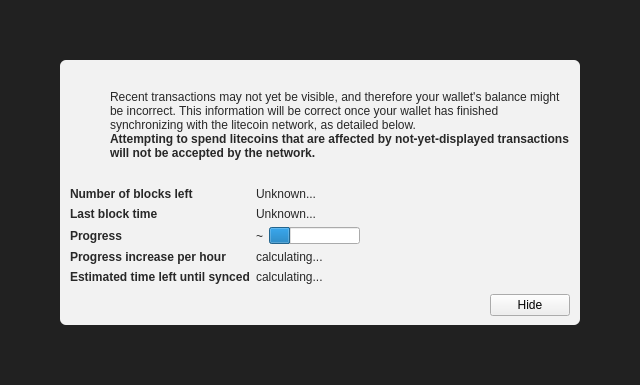
humanwhoexplores/tushcoin, file src/qt/forms/modaloverlay.ui: the form before one commit.
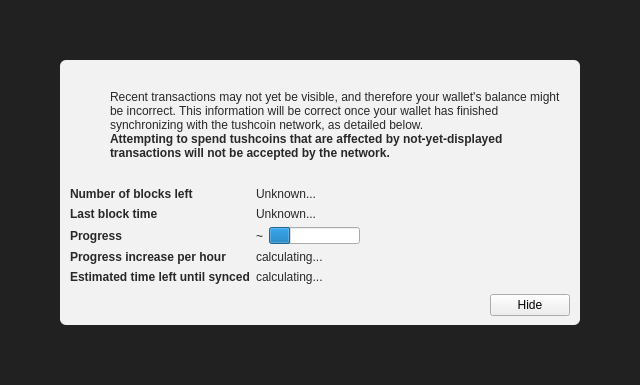
The form after the commit. Icons and pictures are not drawn. Custom widgets are drawn as their Qt base class.

What changed in the file:
```diff
--- a/src/qt/forms/modaloverlay.ui
+++ b/src/qt/forms/modaloverlay.ui
@@ -130,7 +130,7 @@
              <item>
               <widget class="QLabel" name="infoText">
                <property name="text">
-                <string>Recent transactions may not yet be visible, and therefore your wallet's balance might be incorrect. This information will be correct once your wallet has finished synchronizing with the litecoin network, as detailed below.</string>
+                <string>Recent transactions may not yet be visible, and therefore your wallet's balance might be incorrect. This information will be correct once your wallet has finished synchronizing with the tushcoin network, as detailed below.</string>
                </property>
                <property name="textFormat">
                 <enum>Qt::RichText</enum>
@@ -149,7 +149,7 @@
                 </font>
                </property>
                <property name="text">
-                <string>Attempting to spend litecoins that are affected by not-yet-displayed transactions will not be accepted by the network.</string>
+                <string>Attempting to spend tushcoins that are affected by not-yet-displayed transactions will not be accepted by the network.</string>
                </property>
                <property name="textFormat">
                 <enum>Qt::RichText</enum>
```
